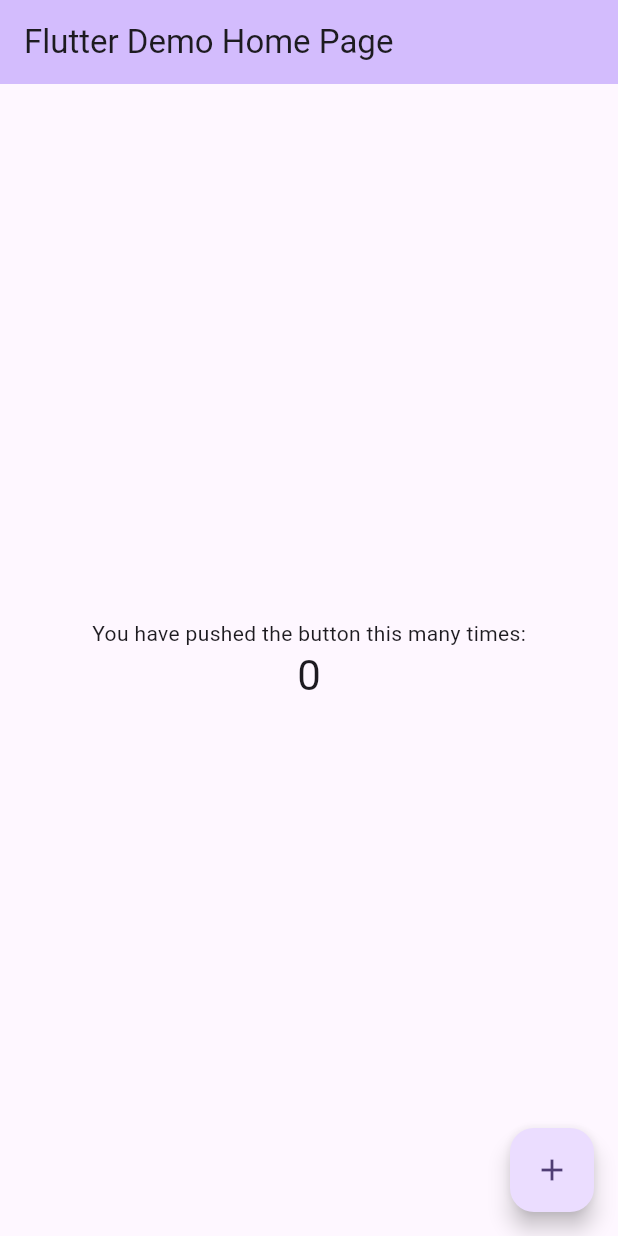
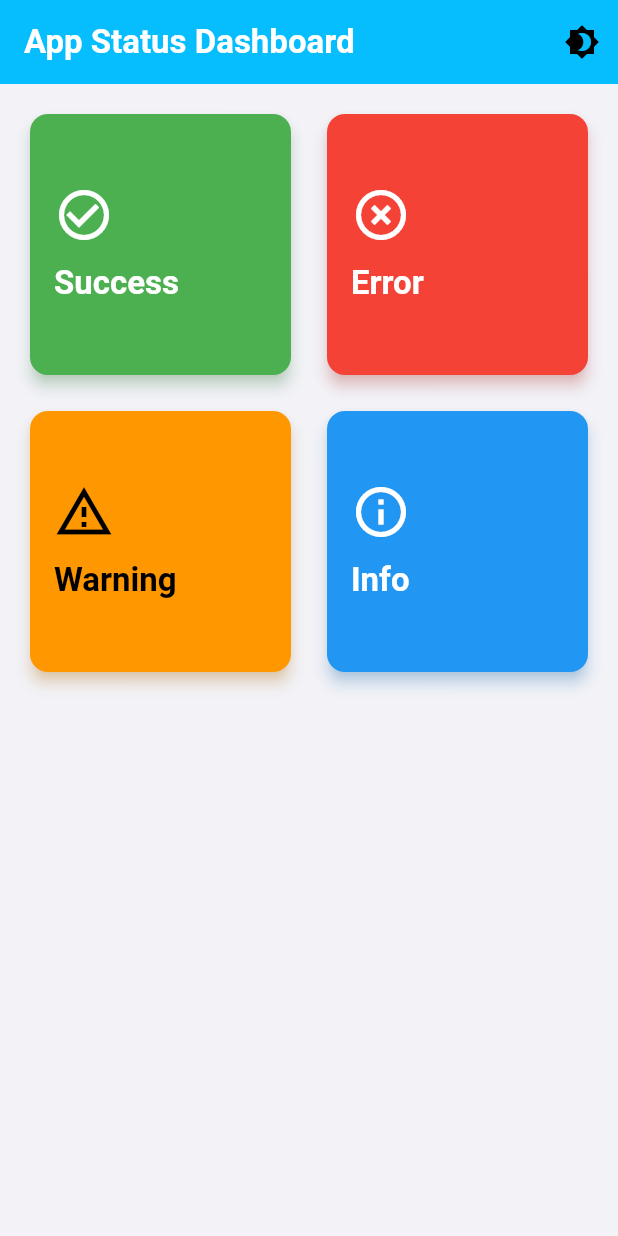
Before and after one commit to SimpliMinimalist/bill, a Flutter app: the screen it shows after launch, on a phone screen of 412 x 824 dp. Run offline on Flutter 3.47's test engine with Material 3 defaults, Android fonts, the phone set to English and light mode, and no system bars.

```diff
--- /dev/null
+++ b/lib/core/services/theme_provider.dart
@@ -0,0 +1,23 @@
+import 'package:flutter/material.dart';
+
+class ThemeProvider extends ChangeNotifier {
+  ThemeMode _themeMode = ThemeMode.light; // Default to light theme
+
+  ThemeMode get themeMode => _themeMode;
+
+  void setThemeMode(ThemeMode mode) {
+    if (_themeMode != mode) {
+      _themeMode = mode;
+      notifyListeners();
+    }
+  }
+
+  void toggleTheme() {
+    // This toggle will now switch between light and dark.
+    if (_themeMode == ThemeMode.light) {
+      setThemeMode(ThemeMode.dark);
+    } else {
+      setThemeMode(ThemeMode.light);
+    }
+  }
+}
--- a/lib/main.dart
+++ b/lib/main.dart
@@ -1,122 +1,97 @@
+
 import 'package:flutter/material.dart';
+import 'package:provider/provider.dart';
+import 'core/services/theme_provider.dart';
+import 'shared/themes/light_theme.dart';
+import 'shared/themes/dark_theme.dart';
+import 'shared/themes/theme_extension.dart';
+import 'shared/widgets/status_card.dart';
 
 void main() {
-  runApp(const MyApp());
+  runApp(
+    ChangeNotifierProvider(
+      create: (context) => ThemeProvider(),
+      child: const MyApp(),
+    ),
+  );
 }
 
 class MyApp extends StatelessWidget {
   const MyApp({super.key});
 
-  // This widget is the root of your application.
   @override
   Widget build(BuildContext context) {
-    return MaterialApp(
-      title: 'Flutter Demo',
-      theme: ThemeData(
-        // This is the theme of your application.
-        //
-        // TRY THIS: Try running your application with "flutter run". You'll see
-        // the application has a purple toolbar. Then, without quitting the app,
-        // try changing the seedColor in the colorScheme below to Colors.green
-        // and then invoke "hot reload" (save your changes or press the "hot
-        // reload" button in a Flutter-supported IDE, or press "r" if you used
-        // the command line to start the app).
-        //
-        // Notice that the counter didn't reset back to zero; the application
-        // state is not lost during the reload. To reset the state, use hot
-        // restart instead.
-        //
-        // This works for code too, not just values: Most code changes can be
-        // tested with just a hot reload.
-        colorScheme: ColorScheme.fromSeed(seedColor: Colors.deepPurple),
-      ),
-      home: const MyHomePage(title: 'Flutter Demo Home Page'),
+    return Consumer<ThemeProvider>(
+      builder: (context, themeProvider, child) {
+        return MaterialApp(
+          title: 'Flutter Demo',
+          theme: lightTheme,
+          darkTheme: darkTheme,
+          themeMode: themeProvider.themeMode,
+          debugShowCheckedModeBanner: false,
+          home: const MyHomePage(title: 'App Status Dashboard'),
+        );
+      },
     );
   }
 }
 
-class MyHomePage extends StatefulWidget {
+class MyHomePage extends StatelessWidget {
   const MyHomePage({super.key, required this.title});
-
-  // This widget is the home page of your application. It is stateful, meaning
-  // that it has a State object (defined below) that contains fields that affect
-  // how it looks.
-
-  // This class is the configuration for the state. It holds the values (in this
-  // case the title) provided by the parent (in this case the App widget) and
-  // used by the build method of the State. Fields in a Widget subclass are
-  // always marked "final".
 
   final String title;
 
   @override
-  State<MyHomePage> createState() => _MyHomePageState();
-}
+  Widget build(BuildContext context) {
+    final theme = Theme.of(context);
+    final appTheme = theme.extension<AppThemeExtension>()!;
 
-class _MyHomePageState extends State<MyHomePage> {
-  int _counter = 0;
-
-  void _incrementCounter() {
-    setState(() {
-      // This call to setState tells the Flutter framework that something has
-      // changed in this State, which causes it to rerun the build method below
-      // so that the display can reflect the updated values. If we changed
-      // _counter without calling setState(), then the build method would not be
-      // called again, and so nothing would appear to happen.
-      _counter++;
-    });
-  }
-
-  @override
-  Widget build(BuildContext context) {
-    // This method is rerun every time setState is called, for instance as done
-    // by the _incrementCounter method above.
-    //
-    // The Flutter framework has been optimized to make rerunning build methods
-    // fast, so that you can just rebuild anything that needs updating rather
-    // than having to individually change instances of widgets.
     return Scaffold(
       appBar: AppBar(
-        // TRY THIS: Try changing the color here to a specific color (to
-        // Colors.amber, perhaps?) and trigger a hot reload to see the AppBar
-        // change color while the other colors stay the same.
-        backgroundColor: Theme.of(context).colorScheme.inversePrimary,
-        // Here we take the value from the MyHomePage object that was created by
-        // the App.build method, and use it to set our appbar title.
-        title: Text(widget.title),
+        backgroundColor: appTheme.primary,
+        title: Text(title, style: TextStyle(color: theme.colorScheme.onPrimary, fontWeight: FontWeight.bold)),
+         actions: [
+          IconButton(
+            icon: const Icon(Icons.brightness_4),
+            onPressed: () => Provider.of<ThemeProvider>(context, listen: false).toggleTheme(),
+            tooltip: 'Toggle Theme',
+          ),
+        ],
       ),
-      body: Center(
-        // Center is a layout widget. It takes a single child and positions it
-        // in the middle of the parent.
-        child: Column(
-          // Column is also a layout widget. It takes a list of children and
-          // arranges them vertically. By default, it sizes itself to fit its
-          // children horizontally, and tries to be as tall as its parent.
-          //
-          // Column has various properties to control how it sizes itself and
-          // how it positions its children. Here we use mainAxisAlignment to
-          // center the children vertically; the main axis here is the vertical
-          // axis because Columns are vertical (the cross axis would be
-          // horizontal).
-          //
-          // TRY THIS: Invoke "debug painting" (choose the "Toggle Debug Paint"
-          // action in the IDE, or press "p" in the console), to see the
-          // wireframe for each widget.
-          mainAxisAlignment: MainAxisAlignment.center,
-          children: <Widget>[
-            const Text('You have pushed the button this many times:'),
-            Text(
-              '$_counter',
-              style: Theme.of(context).textTheme.headlineMedium,
+      body: Padding(
+        padding: const EdgeInsets.all(16.0),
+        child: GridView.count(
+          crossAxisCount: 2,
+          crossAxisSpacing: 16.0,
+          mainAxisSpacing: 16.0,
+          children: [
+            StatusCard(
+              title: 'Success',
+              icon: Icons.check_circle_outline,
+              color: appTheme.success,
+              onColor: appTheme.onSuccess,
+            ),
+            StatusCard(
+              title: 'Error',
+              icon: Icons.highlight_off,
+              color: appTheme.error,
+              onColor: appTheme.onError,
+            ),
+            StatusCard(
+              title: 'Warning',
+              icon: Icons.warning_amber_outlined,
+              color: appTheme.warning,
+              onColor: appTheme.onWarning,
+            ),
+            StatusCard(
+              title: 'Info',
+              icon: Icons.info_outline,
+              color: appTheme.info,
+              onColor: appTheme.onInfo,
             ),
           ],
         ),
       ),
-      floatingActionButton: FloatingActionButton(
-        onPressed: _incrementCounter,
-        tooltip: 'Increment',
-        child: const Icon(Icons.add),
-      ), // This trailing comma makes auto-formatting nicer for build methods.
     );
   }
 }
--- /dev/null
+++ b/lib/shared/themes/dark_theme.dart
@@ -0,0 +1,48 @@
+import 'package:flutter/material.dart';
+import '../styles/colors.dart';
+import 'theme_extension.dart';
+
+ThemeData darkTheme = ThemeData(
+  brightness: Brightness.dark,
+  primaryColor: AppColors.primaryDark,
+  scaffoldBackgroundColor: AppColors.backgroundDark,
+  colorScheme: const ColorScheme.dark(
+    primary: AppColors.primaryDark,
+    onPrimary: AppColors.onPrimaryDark,
+    secondary: AppColors.secondaryDark,
+    onSecondary: AppColors.onSecondaryDark,
+    surface: AppColors.surfaceDark,
+    onSurface: AppColors.onSurfaceDark,
+    error: AppColors.errorDark,
+    onError: AppColors.onErrorDark,
+  ),
+  textTheme: const TextTheme(
+    bodyLarge: TextStyle(color: AppColors.textDark),
+    bodyMedium: TextStyle(color: AppColors.textDark),
+  ),
+  extensions: [
+    AppThemeExtension(
+      primary: AppColors.primaryDark,
+      secondary: AppColors.secondaryDark,
+      success: AppColors.successDark,
+      error: AppColors.errorDark,
+      warning: AppColors.warningDark,
+      info: AppColors.infoDark,
+      surface: AppColors.surfaceDark,
+      onSurface: AppColors.onSurfaceDark,
+      onSuccess: AppColors.onSuccessDark,
+      onError: AppColors.onErrorDark,
+      onWarning: AppColors.onWarningDark,
+      onInfo: AppColors.onInfoDark,
+      neutral100: AppColors.neutral900,
+      neutral200: AppColors.neutral800,
+      neutral300: AppColors.neutral700,
+      neutral400: AppColors.neutral600,
+      neutral500: AppColors.neutral500,
+      neutral600: AppColors.neutral400,
+      neutral700: AppColors.neutral300,
+      neutral800: AppColors.neutral200,
+      neutral900: AppColors.neutral100,
+    ),
+  ],
+);
--- /dev/null
+++ b/lib/shared/themes/light_theme.dart
@@ -0,0 +1,48 @@
+import 'package:flutter/material.dart';
+import '../styles/colors.dart';
+import 'theme_extension.dart';
+
+ThemeData lightTheme = ThemeData(
+  brightness: Brightness.light,
+  primaryColor: AppColors.primaryLight,
+  scaffoldBackgroundColor: AppColors.backgroundLight,
+  colorScheme: const ColorScheme.light(
+    primary: AppColors.primaryLight,
+    onPrimary: AppColors.onPrimaryLight,
+    secondary: AppColors.secondaryLight,
+    onSecondary: AppColors.onSecondaryLight,
+    surface: AppColors.surfaceLight,
+    onSurface: AppColors.onSurfaceLight,
+    error: AppColors.errorLight,
+    onError: AppColors.onErrorLight,
+  ),
+  textTheme: const TextTheme(
+    bodyLarge: TextStyle(color: AppColors.textLight),
+    bodyMedium: TextStyle(color: AppColors.textLight),
+  ),
+  extensions: [
+    AppThemeExtension(
+      primary: AppColors.primaryLight,
+      secondary: AppColors.secondaryLight,
+      success: AppColors.successLight,
+      error: AppColors.errorLight,
+      warning: AppColors.warningLight,
+      info: AppColors.infoLight,
+      surface: AppColors.surfaceLight,
+      onSurface: AppColors.onSurfaceLight,
+      onSuccess: AppColors.onSuccessLight,
+      onError: AppColors.onErrorLight,
+      onWarning: AppColors.onWarningLight,
+      onInfo: AppColors.onInfoLight,
+      neutral100: AppColors.neutral100,
+      neutral200: AppColors.neutral200,
+      neutral300: AppColors.neutral300,
+      neutral400: AppColors.neutral400,
+      neutral500: AppColors.neutral500,
+      neutral600: AppColors.neutral600,
+      neutral700: AppColors.neutral700,
+      neutral800: AppColors.neutral800,
+      neutral900: AppColors.neutral900,
+    ),
+  ],
+);
--- /dev/null
+++ b/lib/shared/themes/theme_extension.dart
@@ -0,0 +1,128 @@
+import 'package:flutter/material.dart';
+
+class AppThemeExtension extends ThemeExtension<AppThemeExtension> {
+  final Color primary;
+  final Color secondary;
+  final Color success;
+  final Color error;
+  final Color warning;
+  final Color info;
+  final Color surface;
+  final Color onSurface;
+  final Color onSuccess;
+  final Color onError;
+  final Color onWarning;
+  final Color onInfo;
+  final Color neutral100;
+  final Color neutral200;
+  final Color neutral300;
+  final Color neutral400;
+  final Color neutral500;
+  final Color neutral600;
+  final Color neutral700;
+  final Color neutral800;
+  final Color neutral900;
+
+  AppThemeExtension({
+    required this.primary,
+    required this.secondary,
+    required this.success,
+    required this.error,
+    required this.warning,
+    required this.info,
+    required this.surface,
+    required this.onSurface,
+    required this.onSuccess,
+    required this.onError,
+    required this.onWarning,
+    required this.onInfo,
+    required this.neutral100,
+    required this.neutral200,
+    required this.neutral300,
+    required this.neutral400,
+    required this.neutral500,
+    required this.neutral600,
+    required this.neutral700,
+    required this.neutral800,
+    required this.neutral900,
+  });
+
+  @override
+  ThemeExtension<AppThemeExtension> copyWith({
+    Color? primary,
+    Color? secondary,
+    Color? success,
+    Color? error,
+    Color? warning,
+    Color? info,
+    Color? surface,
+    Color? onSurface,
+    Color? onSuccess,
+    Color? onError,
+    Color? onWarning,
+    Color? onInfo,
+    Color? neutral100,
+    Color? neutral200,
+    Color? neutral300,
+    Color? neutral400,
+    Color? neutral500,
+    Color? neutral600,
+    Color? neutral700,
+    Color? neutral800,
+    Color? neutral900,
+  }) {
+    return AppThemeExtension(
+      primary: primary ?? this.primary,
+      secondary: secondary ?? this.secondary,
+      success: success ?? this.success,
+      error: error ?? this.error,
+      warning: warning ?? this.warning,
+      info: info ?? this.info,
+      surface: surface ?? this.surface,
+      onSurface: onSurface ?? this.onSurface,
+      onSuccess: onSuccess ?? this.onSuccess,
+      onError: onError ?? this.onError,
+      onWarning: onWarning ?? this.onWarning,
+      onInfo: onInfo ?? this.onInfo,
+      neutral100: neutral100 ?? this.neutral100,
+      neutral200: neutral200 ?? this.neutral200,
+      neutral300: neutral300 ?? this.neutral300,
+      neutral400: neutral400 ?? this.neutral400,
+      neutral500: neutral500 ?? this.neutral500,
+      neutral600: neutral600 ?? this.neutral600,
+      neutral700: neutral700 ?? this.neutral700,
+      neutral800: neutral800 ?? this.neutral800,
+      neutral900: neutral900 ?? this.neutral900,
+    );
+  }
+
+  @override
+  ThemeExtension<AppThemeExtension> lerp(ThemeExtension<AppThemeExtension>? other, double t) {
+    if (other is! AppThemeExtension) {
+      return this;
+    }
+    return AppThemeExtension(
+      primary: Color.lerp(primary, other.primary, t)!,
+      secondary: Color.lerp(secondary, other.secondary, t)!,
+      success: Color.lerp(success, other.success, t)!,
+      error: Color.lerp(error, other.error, t)!,
+      warning: Color.lerp(warning, other.warning, t)!,
+      info: Color.lerp(info, other.info, t)!,
+      surface: Color.lerp(surface, other.surface, t)!,
+      onSurface: Color.lerp(onSurface, other.onSurface, t)!,
+      onSuccess: Color.lerp(onSuccess, other.onSuccess, t)!,
+      onError: Color.lerp(onError, other.onError, t)!,
+      onWarning: Color.lerp(onWarning, other.onWarning, t)!,
+      onInfo: Color.lerp(onInfo, other.onInfo, t)!,
+      neutral100: Color.lerp(neutral100, other.neutral100, t)!,
+      neutral200: Color.lerp(neutral200, other.neutral200, t)!,
+      neutral300: Color.lerp(neutral300, other.neutral300, t)!,
+      neutral400: Color.lerp(neutral400, other.neutral400, t)!,
+      neutral500: Color.lerp(neutral500, other.neutral500, t)!,
+      neutral600: Color.lerp(neutral600, other.neutral600, t)!,
+      neutral700: Color.lerp(neutral700, other.neutral700, t)!,
+      neutral800: Color.lerp(neutral800, other.neutral800, t)!,
+      neutral900: Color.lerp(neutral900, other.neutral900, t)!,
+    );
+  }
+}
--- /dev/null
+++ b/lib/shared/widgets/status_card.dart
@@ -0,0 +1,52 @@
+import 'package:flutter/material.dart';
+
+class StatusCard extends StatelessWidget {
+  const StatusCard({
+    super.key,
+    required this.title,
+    required this.icon,
+    required this.color,
+    required this.onColor,
+  });
+
+  final String title;
+  final IconData icon;
+  final Color color;
+  final Color onColor;
+
+  @override
+  Widget build(BuildContext context) {
+    final theme = Theme.of(context);
+
+    return Card(
+      elevation: 4.0,
+      shadowColor: color.withOpacity(0.5),
+      shape: RoundedRectangleBorder(
+        borderRadius: BorderRadius.circular(12.0),
+      ),
+      color: color,
+      child: Padding(
+        padding: const EdgeInsets.all(16.0),
+        child: Column(
+          mainAxisAlignment: MainAxisAlignment.center,
+          crossAxisAlignment: CrossAxisAlignment.start,
+          children: [
+            Icon(
+              icon,
+              size: 40.0,
+              color: onColor,
+            ),
+            const SizedBox(height: 12.0),
+            Text(
+              title,
+              style: theme.textTheme.titleLarge?.copyWith(
+                color: onColor,
+                fontWeight: FontWeight.bold,
+              ),
+            ),
+          ],
+        ),
+      ),
+    );
+  }
+}
```
Also changed, not shown: analysis_options.yaml (+0 -24 lines), lib/features/main_shell/widgets/bottom_nav_bar.dart (added, +29 -0 lines), lib/features/main_shell/widgets/top_app_bar.dart (added, +22 -0 lines), lib/shared/styles/colors.dart (added, +72 -0 lines), pubspec.yaml (+6 -71 lines), pubspec.lock, 4 other files.
